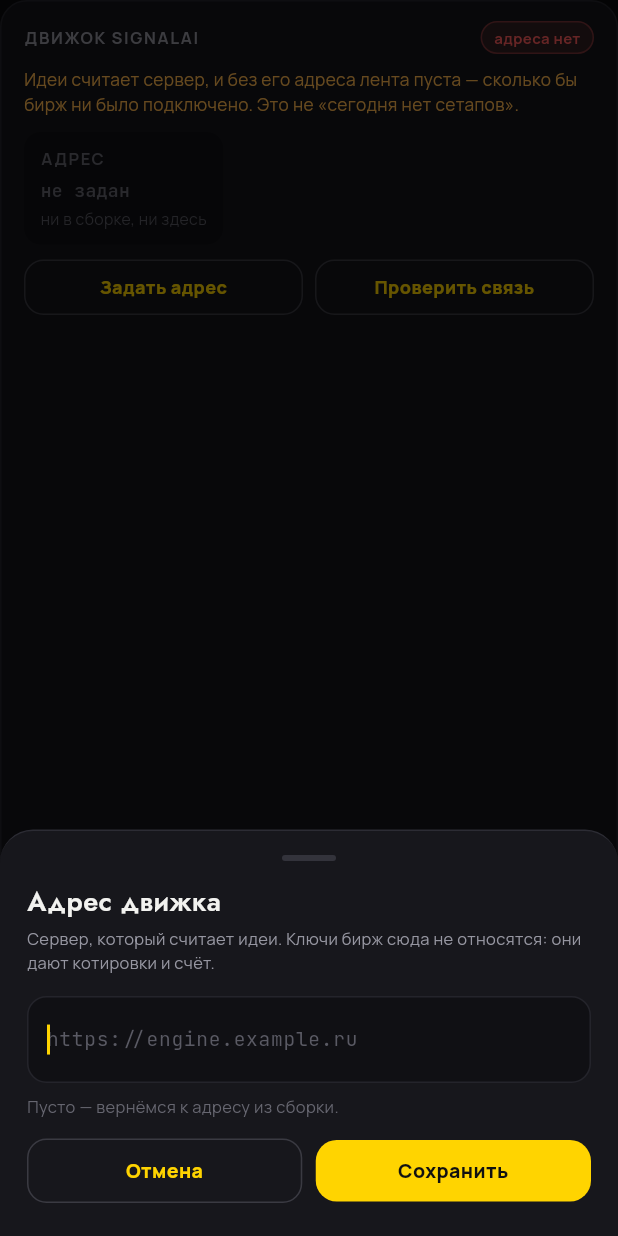
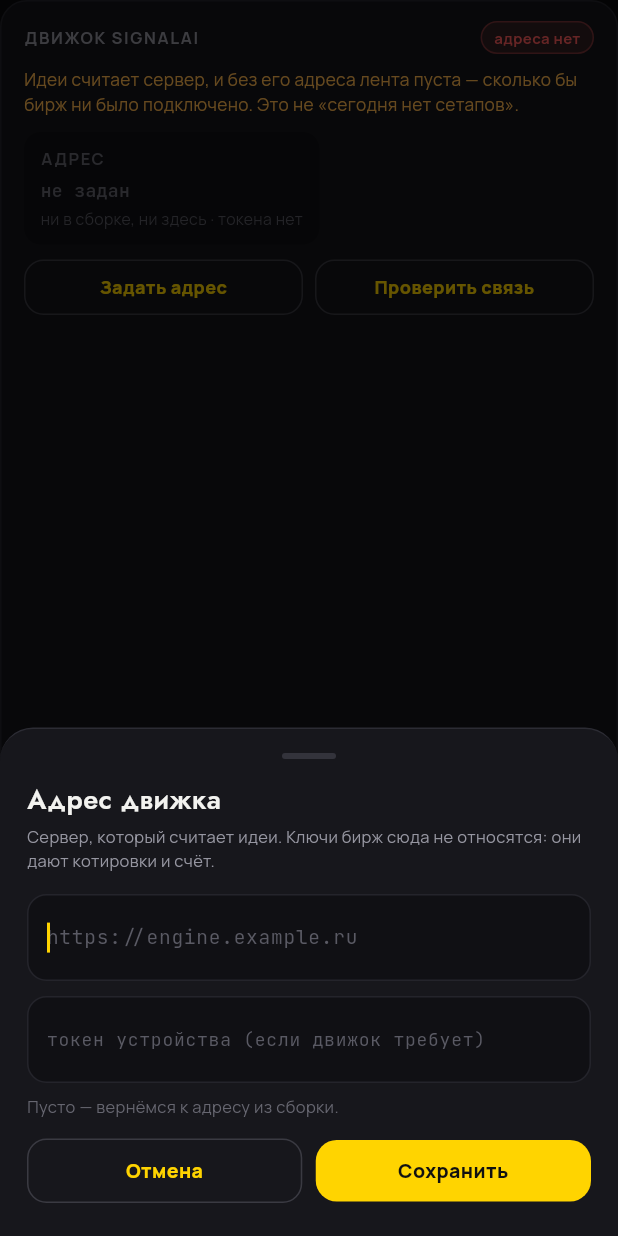
Before and after one commit to compas-psy/signalAI-mobileApp, a Flutter app: the _EngineCard widget shown alone on an empty page, opened directly, after a tap on "Задать адрес", on a phone screen of 412 x 824 dp. Run offline on Flutter 3.47's test engine with Material 3 defaults, Android fonts, the phone set to English and light mode, and no system bars; network calls fail.

Commit message:
Токен устройства вводится в приложении — 401 лечится без пересборки
Развёрнутый движок начал отвечать 401 «устройство не авторизовано или
токен устарел», а токен существовал только как параметр сборки: чтобы
вставить его, требовался новый APK. Токен — такая же оперативная
настройка, как адрес движка, и меняется чаще.

Поле токена добавлено в шит «Адрес движка» (скрытый ввод), хранится вместе
с адресом, подставляется в Authorization на каждом запросе — клиент читает
его в момент запроса, а не в конструкторе, поэтому смена действует сразу.
Карточка движка показывает «токен задан / токена нет».

Проверки: analyze чисто, 644 теста.

Co-Authored-By: Claude Opus 5 <noreply@anthropic.com>
Claude-Session: https://claude.ai/code/session_01RFRWfsdRGM9sVUxkjWvnh6

```diff
--- a/lib/ui/screens/settings_screen.dart
+++ b/lib/ui/screens/settings_screen.dart
@@ -928,9 +928,12 @@ class _EngineCard extends StatelessWidget {
                 ),
                 const SizedBox(height: 3),
                 Text(
-                  controller.engineFromSettings
-                      ? 'задан здесь, в приложении'
-                      : (set ? 'зашит при сборке' : 'ни в сборке, ни здесь'),
+                  [
+                    controller.engineFromSettings
+                        ? 'задан здесь, в приложении'
+                        : (set ? 'зашит при сборке' : 'ни в сборке, ни здесь'),
+                    controller.engineTokenSet ? 'токен задан' : 'токена нет',
+                  ].join(' · '),
                   style: T.body(10.5, color: C.dim),
                 ),
               ],
@@ -957,7 +960,11 @@ class _EngineCard extends StatelessWidget {
                   onTap: () => showEngineAddressSheet(
                     context,
                     current: controller.engineBaseUrl,
-                    onSubmit: controller.setEngineBaseUrl,
+                    currentToken: '',
+                    onSubmit: (url, token) => controller.setEngineBaseUrl(
+                      url,
+                      token: token,
+                    ),
                   ),
                 ),
               ),
--- a/lib/ui/widgets/engine_address_sheet.dart
+++ b/lib/ui/widgets/engine_address_sheet.dart
@@ -12,21 +12,28 @@ import 'common.dart';
 Future<void> showEngineAddressSheet(
   BuildContext context, {
   required String current,
-  required ValueChanged<String> onSubmit,
+  required String currentToken,
+  required void Function(String url, String token) onSubmit,
 }) =>
     showModalBottomSheet<void>(
       context: context,
       backgroundColor: const Color(0x00000000),
       barrierColor: const Color(0x99000000),
       isScrollControlled: true,
-      builder: (context) => _EngineAddressSheet(current: current, onSubmit: onSubmit),
+      builder: (context) => _EngineAddressSheet(
+          current: current, currentToken: currentToken, onSubmit: onSubmit),
     );
 
 class _EngineAddressSheet extends StatefulWidget {
-  const _EngineAddressSheet({required this.current, required this.onSubmit});
+  const _EngineAddressSheet({
+    required this.current,
+    required this.currentToken,
+    required this.onSubmit,
+  });
 
   final String current;
-  final ValueChanged<String> onSubmit;
+  final String currentToken;
+  final void Function(String url, String token) onSubmit;
 
   @override
   State<_EngineAddressSheet> createState() => _EngineAddressSheetState();
@@ -35,10 +42,13 @@ class _EngineAddressSheet extends StatefulWidget {
 class _EngineAddressSheetState extends State<_EngineAddressSheet> {
   late final TextEditingController _field =
       TextEditingController(text: widget.current);
+  late final TextEditingController _token =
+      TextEditingController(text: widget.currentToken);
 
   @override
   void dispose() {
     _field.dispose();
+    _token.dispose();
     super.dispose();
   }
 
@@ -60,7 +70,7 @@ class _EngineAddressSheetState extends State<_EngineAddressSheet> {
 
   void _submit() {
     if (_problem != null) return;
-    widget.onSubmit(_field.text.trim());
+    widget.onSubmit(_field.text.trim(), _token.text.trim());
     Navigator.of(context).pop();
   }
 
@@ -124,6 +134,31 @@ class _EngineAddressSheetState extends State<_EngineAddressSheet> {
                 ),
               ),
             ),
+            const SizedBox(height: 10),
+            // Токен устройства: развёрнутый движок отвечает 401 без него.
+            // Такая же оперативная настройка, как адрес, — пересборка APK
+            // ради вставки токена недопустима.
+            Container(
+              padding: const EdgeInsets.symmetric(horizontal: 12, vertical: 4),
+              decoration: BoxDecoration(
+                color: C.inset,
+                border: Border.all(color: C.border),
+                borderRadius: BorderRadius.circular(R.inner),
+              ),
+              child: TextField(
+                controller: _token,
+                autocorrect: false,
+                obscureText: true,
+                style: T.mono(13, weight: 600),
+                cursorColor: C.accent,
+                onSubmitted: (_) => _submit(),
+                decoration: InputDecoration(
+                  border: InputBorder.none,
+                  hintText: 'токен устройства (если движок требует)',
+                  hintStyle: T.mono(12, color: C.dim),
+                ),
+              ),
+            ),
             const SizedBox(height: 8),
             Text(
               problem ??
```
Also changed, not shown: lib/data/api/api_client.dart (+7 -2 lines), lib/data/api/api_config.dart (+16 -3 lines), lib/state/app_controller.dart (+16 -7 lines).
